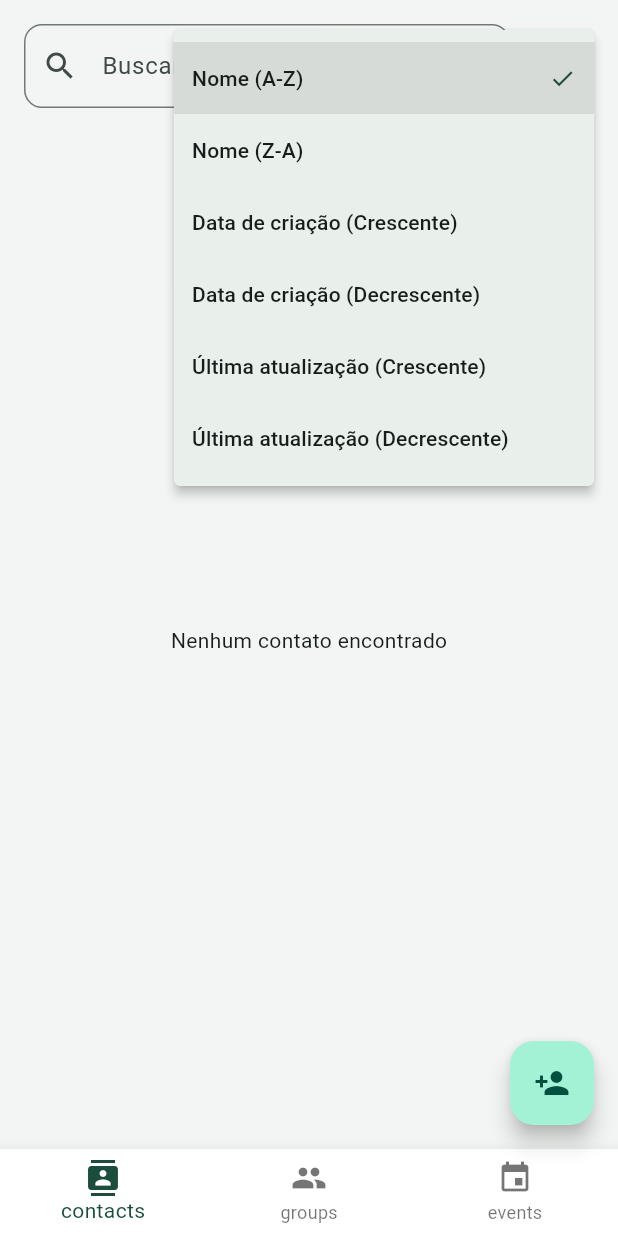
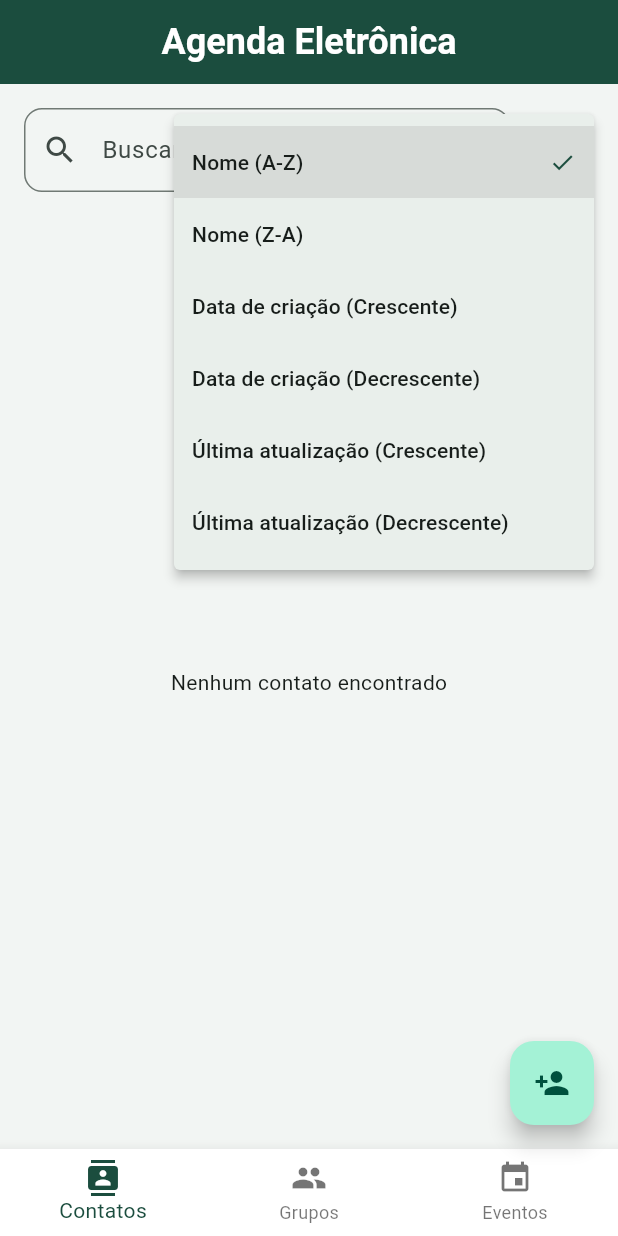
Before and after one commit to AntonioCGerminiani/agenda_eletronica_pessoal_flutter, a Flutter app: the screen it shows after launch, after a tap on the "sort" icon, on a phone screen of 412 x 824 dp. Run offline on Flutter 3.47's test engine with Material 3 defaults, Android fonts, the phone set to English and light mode, and no system bars; our stand-ins replace equatable, flutter_local_notifications, go_router, hive, hive_flutter, timezone; accounts and stored records are empty.

```diff
--- a/lib/screens/home/home_screen.dart
+++ b/lib/screens/home/home_screen.dart
@@ -11,15 +11,18 @@ class HomeScreen extends StatelessWidget {
     return Scaffold(
       appBar: AppBar(
         backgroundColor: Theme.of(context).primaryColor,
-        toolbarHeight: 0,
+        title: const Text(
+          'Agenda Eletrônica',
+          style: TextStyle(
+            fontSize: 24,
+            fontWeight: FontWeight.bold,
+            color: Colors.white,
+          ),
+        ),
       ),
+      body: navigationShell,
 
-      body: SafeArea(child: navigationShell),
-
-      floatingActionButton: buildDynamicFAB(
-        context,
-        navigationShell.currentIndex,
-      ),
+      floatingActionButton: buildDynamicFAB(context, navigationShell.currentIndex),
 
       bottomNavigationBar: BottomNavigationBar(
         currentIndex: navigationShell.currentIndex,
@@ -29,10 +32,10 @@ class HomeScreen extends StatelessWidget {
         items: const [
           BottomNavigationBarItem(
             icon: Icon(Icons.contacts),
-            label: 'contacts',
+            label: 'Contatos',
           ),
-          BottomNavigationBarItem(icon: Icon(Icons.group), label: 'groups'),
-          BottomNavigationBarItem(icon: Icon(Icons.event), label: 'events'),
+          BottomNavigationBarItem(icon: Icon(Icons.group), label: 'Grupos'),
+          BottomNavigationBarItem(icon: Icon(Icons.event), label: 'Eventos'),
         ],
       ),
     );
--- a/lib/screens/shared_widgets/contact_selection_list.dart
+++ b/lib/screens/shared_widgets/contact_selection_list.dart
@@ -21,8 +21,8 @@ class ContactSelectionList extends StatelessWidget {
   Widget build(BuildContext context) {
     final theme = Theme.of(context);
 
-    return SizedBox(
-      height: 220,
+    return ConstrainedBox(
+      constraints: const BoxConstraints(maxHeight: 250),
       child: Material(
         color: theme.colorScheme.surfaceContainerLowest,
         clipBehavior: Clip.antiAlias,
@@ -32,6 +32,7 @@ class ContactSelectionList extends StatelessWidget {
         ),
         child: filteredContacts.isEmpty
             ? Center(
+                heightFactor: 1.0,
                 child: Padding(
                   padding: const EdgeInsets.all(16.0),
                   child: Text(
@@ -42,6 +43,7 @@ class ContactSelectionList extends StatelessWidget {
                 ),
               )
             : ListView.builder(
+                shrinkWrap: true,
                 itemCount: filteredContacts.length,
                 itemBuilder: (context, index) {
                   final contact = filteredContacts[index];
--- a/lib/screens/shared_widgets/custom_text_field.dart
+++ b/lib/screens/shared_widgets/custom_text_field.dart
@@ -4,6 +4,8 @@ import 'package:flutter/services.dart';
 class CustomTextField extends StatelessWidget {
   final TextEditingController? controller;
   final String labelText;
+  final bool? filled;
+  final Color? fillColor;
   final IconData prefixIcon;
   final String? Function(String?)? validator;
   final TextInputType keyboardType;
@@ -17,6 +19,8 @@ class CustomTextField extends StatelessWidget {
     super.key,
     this.controller,
     required this.labelText,
+    this.filled = false,
+    this.fillColor = Colors.transparent,
     required this.prefixIcon,
     this.validator,
     this.keyboardType = TextInputType.text,
@@ -41,6 +45,8 @@ class CustomTextField extends StatelessWidget {
         labelText: labelText,
         prefixIcon: Icon(prefixIcon),
         border: OutlineInputBorder(borderRadius: BorderRadius.circular(12)),
+        filled: filled,
+        fillColor: fillColor,
       ),
       validator: validator,
     );
```
Also changed, not shown: lib/screens/events/components/participants_selector.dart (added, +114 -0 lines), lib/screens/events/event_form_screen.dart (+6 -54 lines), lib/screens/shared_widgets/participants_select_dialog.dart (added, +129 -0 lines), lib/services/notification_service.dart (+3 -4 lines), lib/screens/events/components/reminder_selector.dart (renamed from lib/screens/shared_widgets/reminder_selector.dart).
